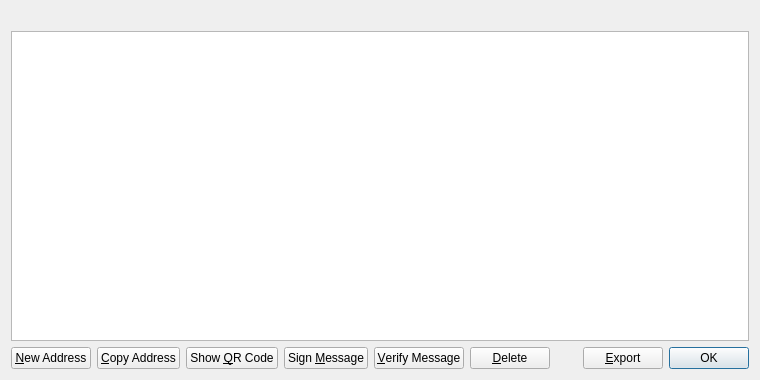
First picture: the form in src/qt/forms/addressbookpage.ui, repository knotcoin/knotcoin, before the edit.
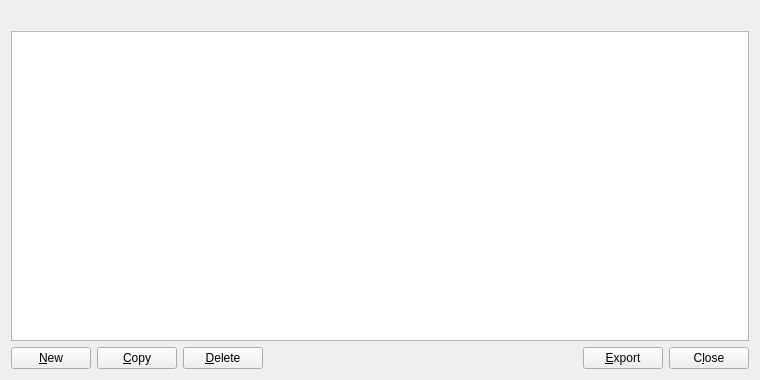
Second picture: the form after the edit. Icons and pictures are not drawn.

```diff
--- a/src/qt/forms/addressbookpage.ui
+++ b/src/qt/forms/addressbookpage.ui
@@ -60,12 +60,15 @@
         <string>Create a new address</string>
        </property>
        <property name="text">
-        <string>&amp;New Address</string>
+        <string>&amp;New</string>
        </property>
        <property name="icon">
         <iconset resource="../knotcoin.qrc">
          <normaloff>:/icons/add</normaloff>:/icons/add</iconset>
        </property>
+       <property name="autoDefault">
+        <bool>false</bool>
+       </property>
       </widget>
      </item>
      <item>
@@ -74,50 +77,14 @@
         <string>Copy the currently selected address to the system clipboard</string>
        </property>
        <property name="text">
-        <string>&amp;Copy Address</string>
+        <string>&amp;Copy</string>
        </property>
        <property name="icon">
         <iconset resource="../knotcoin.qrc">
          <normaloff>:/icons/editcopy</normaloff>:/icons/editcopy</iconset>
        </property>
-      </widget>
-     </item>
-     <item>
-      <widget class="QPushButton" name="showQRCode">
-       <property name="text">
-        <string>Show &amp;QR Code</string>
-       </property>
-       <property name="icon">
-        <iconset resource="../knotcoin.qrc">
-         <normaloff>:/icons/qrcode</normaloff>:/icons/qrcode</iconset>
-       </property>
-      </widget>
-     </item>
-     <item>
-      <widget class="QPushButton" name="signMessage">
-       <property name="toolTip">
-        <string>Sign a message to prove you own a Knotcoin address</string>
-       </property>
-       <property name="text">
-        <string>Sign &amp;Message</string>
-       </property>
-       <property name="icon">
-        <iconset resource="../knotcoin.qrc">
-         <normaloff>:/icons/edit</normaloff>:/icons/edit</iconset>
-       </property>
-      </widget>
-     </item>
-     <item>
-      <widget class="QPushButton" name="verifyMessage">
-       <property name="toolTip">
-        <string>Verify a message to ensure it was signed with a specified Knotcoin address</string>
-       </property>
-       <property name="text">
-        <string>&amp;Verify Message</string>
-       </property>
-       <property name="icon">
-        <iconset resource="../knotcoin.qrc">
-         <normaloff>:/icons/transaction_0</normaloff>:/icons/transaction_0</iconset>
+       <property name="autoDefault">
+        <bool>false</bool>
        </property>
       </widget>
      </item>
@@ -133,6 +100,9 @@
         <iconset resource="../knotcoin.qrc">
          <normaloff>:/icons/remove</normaloff>:/icons/remove</iconset>
        </property>
+       <property name="autoDefault">
+        <bool>false</bool>
+       </property>
       </widget>
      </item>
      <item>
@@ -163,15 +133,18 @@
       </widget>
      </item>
      <item>
-      <widget class="QDialogButtonBox" name="buttonBox">
+      <widget class="QPushButton" name="closeButton">
        <property name="sizePolicy">
-        <sizepolicy hsizetype="Maximum" vsizetype="Fixed">
+        <sizepolicy hsizetype="Minimum" vsizetype="Minimum">
          <horstretch>0</horstretch>
          <verstretch>0</verstretch>
         </sizepolicy>
        </property>
-       <property name="standardButtons">
-        <set>QDialogButtonBox::Ok</set>
+       <property name="text">
+        <string>C&amp;lose</string>
+       </property>
+       <property name="autoDefault">
+        <bool>false</bool>
        </property>
       </widget>
      </item>
```
Left out of the diff: 8 changed lines with no effect on the pictures.
